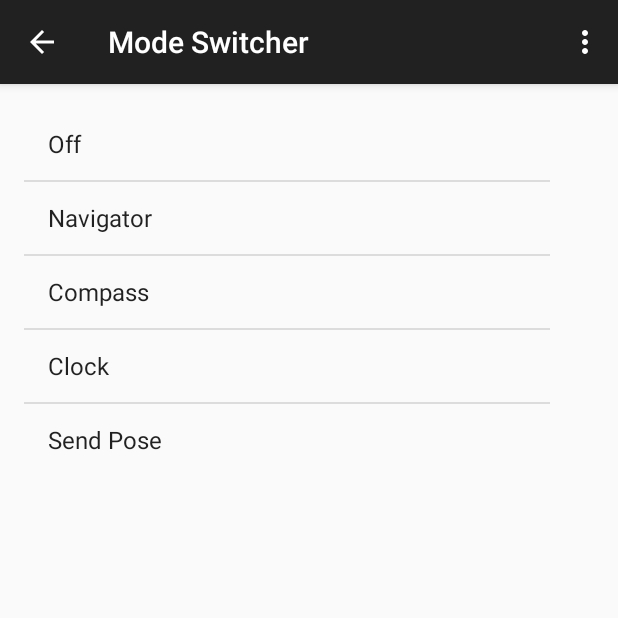
After one commit to fridgecow/SmartShoe, an Android app: the ModeSwitcher screen opened directly, with no data from a screen before it, on a phone screen of 412 x 824 dp, the top half of it. The commit adds this screen. Run offline under Robolectric (Android 15) with nearby library versions, the phone set to English and light mode, and no system bars.

Commit message:
Added new activity which allows user to send a mode to the shoe. Also, started working on 3D pose tracker but this is online so not in the git.
Signed-off-by: fridgecow <tcbenn@fridgecow.com>

```diff
--- /dev/null
+++ b/Android App/app/src/main/java/com/smartshoe/connect/app/ModeSwitcher.java
@@ -0,0 +1,108 @@
+package com.smartshoe.connect.app;
+
+import android.bluetooth.BluetoothGattCharacteristic;
+import android.bluetooth.BluetoothGattDescriptor;
+import android.content.Intent;
+import android.support.v7.app.AppCompatActivity;
+import android.os.Bundle;
+import android.view.Menu;
+import android.view.MenuItem;
+import android.view.View;
+import android.widget.AdapterView;
+import android.widget.ArrayAdapter;
+import android.widget.ListView;
+
+import com.smartshoe.connect.R;
+import com.smartshoe.connect.ble.BleManager;
+
+public class ModeSwitcher extends UartInterfaceActivity implements BleManager.BleManagerListener {
+
+    @Override
+    protected void onCreate(Bundle savedInstanceState) {
+        super.onCreate(savedInstanceState);
+        setContentView(R.layout.activity_mode_switcher);
+
+        mBleManager = BleManager.getInstance(this);
+        Intent intent = getIntent();
+
+        ArrayAdapter<String> myAdapter=new ArrayAdapter<String>(
+                    this,
+                    android.R.layout.simple_list_item_1,
+                    getResources().getStringArray(R.array.mode_names)
+        );
+
+        ListView modeSelector=
+                (ListView) findViewById(R.id.listView);
+        modeSelector.setAdapter(myAdapter);
+        modeSelector.setOnItemClickListener(new AdapterView.OnItemClickListener() {
+            @Override
+            public void onItemClick(AdapterView<?> parent, View view, int position, long id) {
+                for(int i=0; i<=3; i++) { //Pollute the airwaves to ensure delivery
+                    String msg = "!M" + position;
+                    sendDataWithCRC(msg.getBytes());
+                }
+            }
+        });
+
+        onServicesDiscovered();
+    }
+
+    @Override
+    public boolean onCreateOptionsMenu(Menu menu) {
+        // Inflate the menu; this adds items to the action bar if it is present.
+        getMenuInflater().inflate(R.menu.menu_mode_switcher, menu);
+        return true;
+    }
+
+    @Override
+    public boolean onOptionsItemSelected(MenuItem item) {
+        // Handle action bar item clicks here. The action bar will
+        // automatically handle clicks on the Home/Up button, so long
+        // as you specify a parent activity in AndroidManifest.xml.
+        int id = item.getItemId();
+
+        //noinspection SimplifiableIfStatement
+
+        if (id == R.id.action_settings) {
+
+            return true;
+        }
+
+        return super.onOptionsItemSelected(item);
+    }
+
+    @Override
+    public void onConnected() {
+
+    }
+
+    @Override
+    public void onConnecting() {
+
+    }
+
+    @Override
+    public void onDisconnected() {
+
+    }
+
+    @Override
+    public void onServicesDiscovered() {
+        mUartService = mBleManager.getGattService(UUID_SERVICE);
+    }
+
+    @Override
+    public void onDataAvailable(BluetoothGattCharacteristic characteristic) {
+
+    }
+
+    @Override
+    public void onDataAvailable(BluetoothGattDescriptor descriptor) {
+
+    }
+
+    @Override
+    public void onReadRemoteRssi(int rssi) {
+
+    }
+}
--- /dev/null
+++ b/Android App/app/src/main/res/layout/activity_mode_switcher.xml
@@ -0,0 +1,15 @@
+<RelativeLayout xmlns:android="http://schemas.android.com/apk/res/android"
+    xmlns:tools="http://schemas.android.com/tools" android:layout_width="match_parent"
+    android:layout_height="match_parent" android:paddingLeft="@dimen/activity_horizontal_margin"
+    android:paddingRight="@dimen/activity_horizontal_margin"
+    android:paddingTop="@dimen/activity_vertical_margin"
+    android:paddingBottom="@dimen/activity_vertical_margin"
+    tools:context="com.smartshoe.connect.app.ModeSwitcher">
+
+    <ListView
+        android:layout_width="wrap_content"
+        android:layout_height="wrap_content"
+        android:id="@+id/listView"
+        android:layout_marginEnd="29dp" />
+
+</RelativeLayout>
--- /dev/null
+++ b/Android App/app/src/main/res/menu/menu_mode_switcher.xml
@@ -0,0 +1,7 @@
+<menu xmlns:android="http://schemas.android.com/apk/res/android"
+    xmlns:app="http://schemas.android.com/apk/res-auto"
+    xmlns:tools="http://schemas.android.com/tools"
+    tools:context="com.smartshoe.connect.app.ModeSwitcher">
+    <item android:id="@+id/action_settings" android:title="@string/action_settings"
+        android:orderInCategory="100" app:showAsAction="never" />
+</menu>
--- a/Android App/app/src/main/res/values/strings.xml
+++ b/Android App/app/src/main/res/values/strings.xml
@@ -136,7 +136,15 @@
     <string-array name="controller_interface_items">
         <item>Next Waypoint</item>
         <item>Destination Picker</item>
-        <item>Force Mode...</item>
+        <item>Force Mode</item>
+    </string-array>
+
+    <string-array name="mode_names">
+        <item>Off</item>
+        <item>Navigator</item>
+        <item>Compass</item>
+        <item>Clock</item>
+        <item>Send Pose</item>
     </string-array>
 
     <!-- Pad Activity -->
@@ -321,6 +329,9 @@
 
     <!-- Common -->
     <string name="dialog_ok">Ok</string>
+    <string name="title_activity_mode_switcher">Mode Switcher</string>
+
+    <string name="hello_world">Hello world!</string>
 
     <!-- Debug -->
 
```
Also changed, not shown: Android App/app/src/main/AndroidManifest.xml (+11 -5 lines), Android App/app/src/main/java/com/smartshoe/connect/app/ControllerActivity.java (+3 -6 lines), 2 other files.
